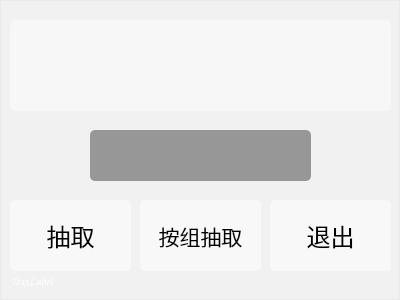
Qt form src/mainwindow.ui (starrykiller/agonblick) before a commit.
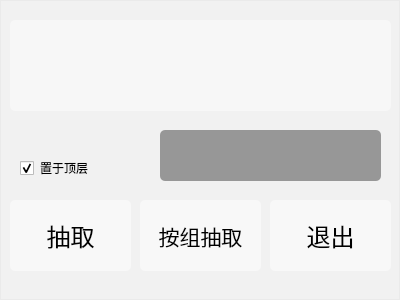
The same form after that commit. Icons and pictures are not drawn.

Patch:
```diff
--- a/src/mainwindow.ui
+++ b/src/mainwindow.ui
@@ -102,7 +102,7 @@
    <widget class="QLabel" name="statusShow">
     <property name="geometry">
      <rect>
-      <x>90</x>
+      <x>160</x>
       <y>130</y>
       <width>221</width>
       <height>51</height>
@@ -193,7 +193,31 @@
 background: rgba(255,255,255,0);</string>
     </property>
     <property name="text">
-     <string>TextLabel</string>
+     <string/>
+    </property>
+   </widget>
+   <widget class="QCheckBox" name="stayOnTop">
+    <property name="geometry">
+     <rect>
+      <x>20</x>
+      <y>160</y>
+      <width>71</width>
+      <height>16</height>
+     </rect>
+    </property>
+    <property name="font">
+     <font>
+      <family>Microsoft YaHei UI</family>
+     </font>
+    </property>
+    <property name="text">
+     <string>置于顶层</string>
+    </property>
+    <property name="checked">
+     <bool>true</bool>
+    </property>
+    <property name="tristate">
+     <bool>false</bool>
     </property>
    </widget>
   </widget>
```
Left out of the diff: 7 changed lines with no effect on the pictures.
